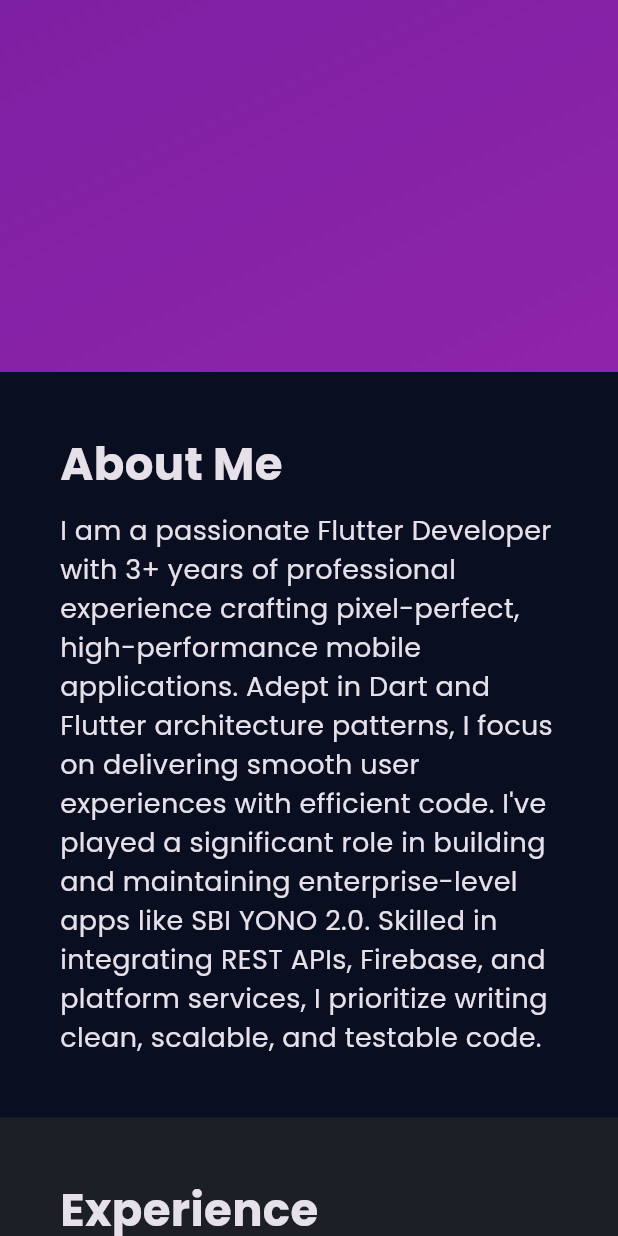
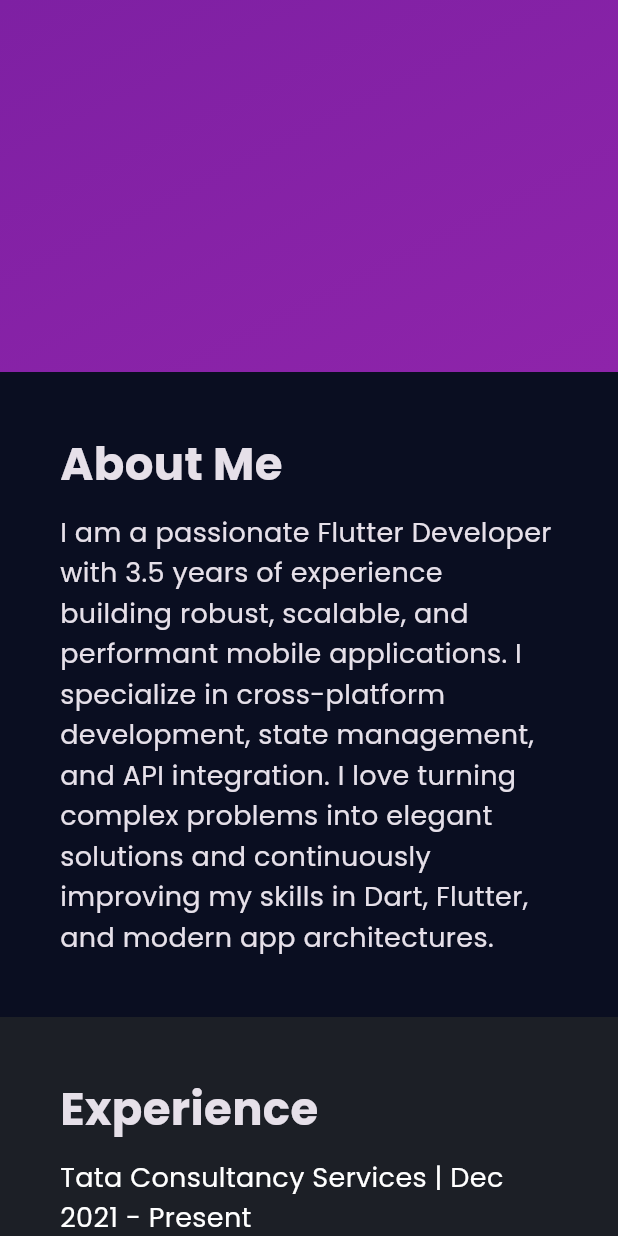
Before and after one commit to pralaypenti/portifolio_link, a Flutter app: the screen it shows after launch, scrolled down 576 dp, on a phone screen of 412 x 824 dp. Run offline on Flutter 3.47's test engine with Material 3 defaults, Android fonts, the phone set to English and light mode, and no system bars; our stand-ins replace animate_do, google_fonts.

Commit message:
updated code

```diff
--- a/lib/portifolio.dart
+++ b/lib/portifolio.dart
@@ -3,6 +3,7 @@ import 'package:flutter/material.dart';
 import 'package:google_fonts/google_fonts.dart';
 import 'package:animate_do/animate_do.dart';
 import 'package:url_launcher/url_launcher.dart';
+
 import 'dart:io';
 
 class PortfolioApp extends StatelessWidget {
@@ -48,24 +49,9 @@ class PortfolioHomePage extends StatelessWidget {
 class HeroSection extends StatelessWidget {
   const HeroSection({super.key});
 
-  String _calculateExperience() {
-    final joiningDate = DateTime(2021, 12, 16);
-    final now = DateTime.now();
-
-    int totalMonths = (now.year - joiningDate.year) * 12 + (now.month - joiningDate.month);
-
-    if (now.day >= joiningDate.day) {
-      totalMonths += 1;
-    }
-
-    double experience = totalMonths / 12;
-
-    return experience.toStringAsFixed(1);
-  }
-
   @override
   Widget build(BuildContext context) {
-    final experience = _calculateExperience();
+    final experience = calculateExperience(joiningDate: DateTime(2021, 12, 16));
 
     return Container(
       padding: const EdgeInsets.symmetric(horizontal: 40, vertical: 60),
@@ -104,26 +90,29 @@ class HeroSection extends StatelessWidget {
   }
 }
 
-
 class AboutSection extends StatelessWidget {
   const AboutSection({super.key});
 
   @override
   Widget build(BuildContext context) {
+    final experience = calculateExperience(joiningDate: DateTime(2021, 12, 16));
+
     return FadeInLeft(
       child: Container(
         padding: const EdgeInsets.all(40),
         child: Column(
           crossAxisAlignment: CrossAxisAlignment.start,
-          children: const [
+          children: [
             Text(
               "About Me",
               style: TextStyle(fontSize: 30, fontWeight: FontWeight.bold),
             ),
             SizedBox(height: 10),
             Text(
-              "I am a passionate Flutter Developer with 3+ years of professional experience crafting pixel-perfect, high-performance mobile applications. Adept in Dart and Flutter architecture patterns, I focus on delivering smooth user experiences with efficient code. I've played a significant role in building and maintaining enterprise-level apps like SBI YONO 2.0. Skilled in integrating REST APIs, Firebase, and platform services, I prioritize writing clean, scalable, and testable code.",
-              style: TextStyle(fontSize: 18),
+              "I am a passionate Flutter Developer with $experience years of experience building robust, scalable, and performant mobile applications. "
+              "I specialize in cross-platform development, state management, and API integration. "
+              "I love turning complex problems into elegant solutions and continuously improving my skills in Dart, Flutter, and modern app architectures.",
+              style: TextStyle(fontSize: 18, height: 1.5),
             ),
           ],
         ),
@@ -143,15 +132,21 @@ class ExperienceSection extends StatelessWidget {
         color: const Color(0xFF1C1F26),
         child: Column(
           crossAxisAlignment: CrossAxisAlignment.start,
-          children: const [
+          children: [
             Text(
               "Experience",
               style: TextStyle(fontSize: 30, fontWeight: FontWeight.bold),
             ),
             SizedBox(height: 10),
             Text(
-              "Tata Consultancy Services | Dec 2021 - Present\n- Flutter Developer\n- Successfully contributed to the SBI YONO 2.0 mobile banking project for the State Bank of India.\n- Built scalable and secure cross-platform mobile applications using Flutter and MobX.\n- Applied clean architecture principles for maintainable and testable code.\n- Integrated RESTful APIs, Firebase, and ensured security compliance for financial transactions.\n- Conducted unit testing and peer code reviews to ensure code quality and performance.\n- Actively collaborated in Agile ceremonies including sprint planning, reviews, and retrospectives.",
-              style: TextStyle(fontSize: 18),
+              'Tata Consultancy Services | Dec 2021 - Present\n\n'
+              '- Role: Flutter Developer\n'
+              '- Delivered high-performance mobile apps for enterprise banking clients including ICICI and SBI.\n'
+              '- Implemented scalable and maintainable codebases using Flutter and MobX state management.\n'
+              '- Integrated RESTful APIs and optimized app performance.\n'
+              '- Collaborated in Agile teams to ensure timely delivery and high code quality.\n'
+              '- Contributed to reusable component libraries for consistent UI across platforms.',
+              style: TextStyle(fontSize: 18, height: 1.5, color: Colors.white),
             ),
           ],
         ),
@@ -166,29 +161,33 @@ class ProjectsSection extends StatelessWidget {
   @override
   Widget build(BuildContext context) {
     return FadeInUp(
+      child: SingleChildScrollView(
         child: Container(
           padding: const EdgeInsets.all(40),
           child: Column(
             crossAxisAlignment: CrossAxisAlignment.start,
-          children: [
-            const Text(
+            children: const [
+              Text(
                 "Projects",
                 style: TextStyle(fontSize: 30, fontWeight: FontWeight.bold),
               ),
-            const SizedBox(height: 10),
-            SingleChildScrollView(
-              scrollDirection: Axis.vertical,
-              child: Column(
-                children: const [
+              SizedBox(height: 10),
+              ProjectCard(
+                title: "ICICI Bank App",
+                description:
+                    "Responsible for designing and developing common reusable widgets used across all modules in the app. "
+                    "Implemented scalable and maintainable UI components to ensure consistency and reduce development time. "
+                    "Utilized MobX for efficient state management and handled dynamic UI updates for a seamless user experience.",
+              ),
               ProjectCard(
                 title: "SBI YONO 2.0",
                 description:
-                        "An advanced mobile banking application developed for the State Bank of India. Created using Flutter with MobX for state management, the app delivers fast, secure, and user-friendly banking experiences. Key responsibilities included UI implementation, API integration, state management with MobX, and collaboration with cross-functional teams to meet business goals.",
+                    "Contributed to the State Bank of India’s mobile banking application, specifically focused on the loan journey. "
+                    "Worked on features such as loan applications, eligibility checks, interest calculators, and sanction letter management. "
+                    "Emphasized smooth user experience, modular architecture, and performance optimization.",
               ),
             ],
           ),
-            ),
-          ],
         ),
       ),
     );
@@ -395,3 +394,18 @@ class SkillChip extends StatelessWidget {
     );
   }
 }
+
+String calculateExperience({required DateTime joiningDate}) {
+  final now = DateTime.now();
+
+  int totalMonths =
+      (now.year - joiningDate.year) * 12 + (now.month - joiningDate.month);
+
+  if (now.day >= joiningDate.day) {
+    totalMonths += 1;
+  }
+
+  double experience = totalMonths / 12;
+
+  return experience.toStringAsFixed(1);
+}
```
Also changed, not shown: 1 other file. Lines whose indentation alone changed are shown as unchanged.
